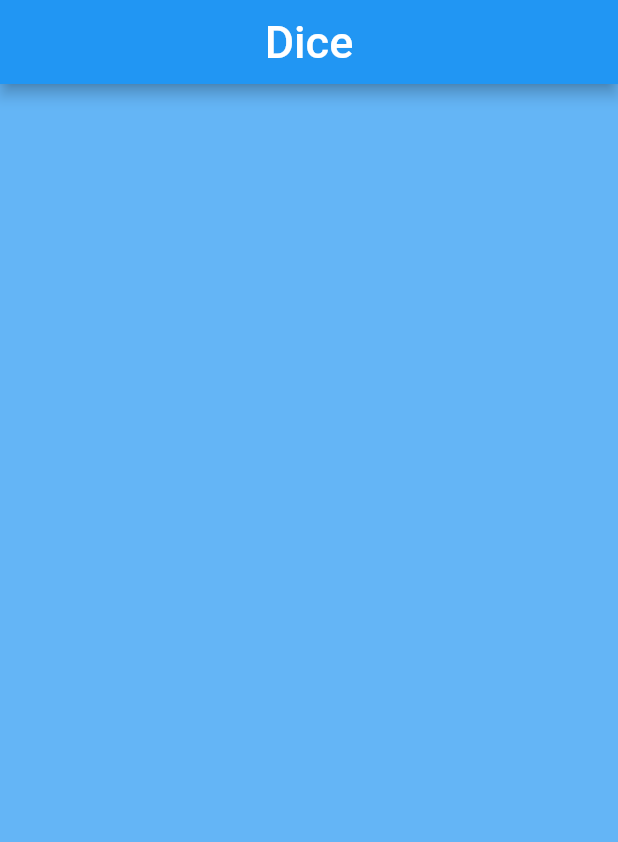
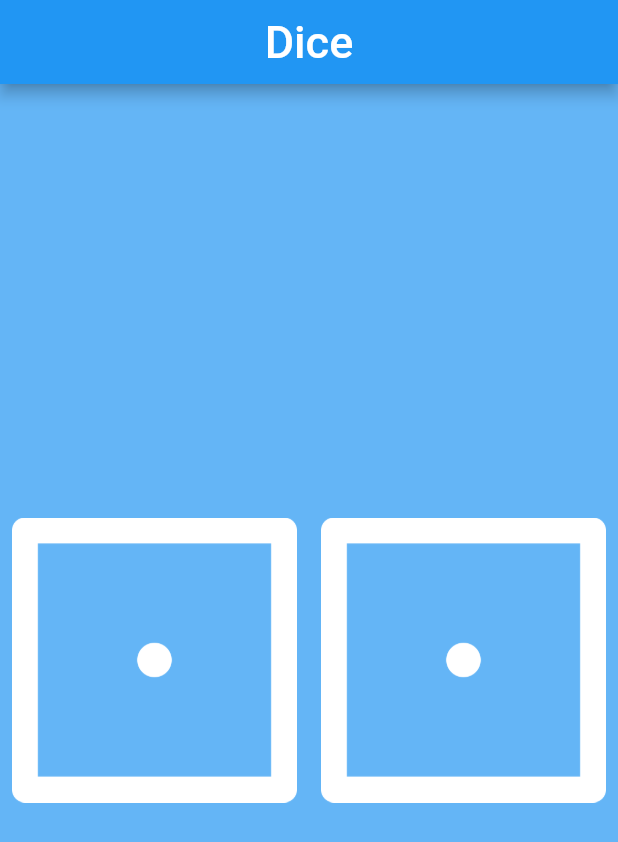
Before and after one commit to HeratUni-CS/dicee-EhsanEsmaily747, a Flutter app: the screen it shows after launch, on a phone screen of 412 x 824 dp. Shown: the top 842 px of the screen. Run offline on Flutter 3.47's test engine with Material 2 defaults, Android fonts, the phone set to English and light mode, and no system bars.

```diff
--- a/lib/main.dart
+++ b/lib/main.dart
@@ -16,7 +16,45 @@ void main() {
         ),
         ),
       ),
-      body:Container(),
+      body:const DicePage(),
     )
   ));
 }
+
+class DicePage extends StatefulWidget {
+  const DicePage({super.key});
+
+  @override
+  State<DicePage> createState() => _DicePageState();
+}
+
+class _DicePageState extends State<DicePage> {
+  @override
+  int leftdice=1;
+  int rightdice=1;
+
+  @override
+  Widget build(BuildContext context) {
+    return Center(
+      child: Row(
+        children: [
+          Expanded(
+            child: TextButton(onPressed:(){
+              print("hello");
+            } ,
+             child:Image.asset('images/dice$leftdice.png')
+              ),
+            ),
+          Expanded(
+            child: TextButton(onPressed:(){
+              print("hello");
+            } ,
+             child:Image.asset('images/dice$rightdice.png')
+              ),
+            ),
+
+        ],
+      ),
+    );
+  }
+}
```
